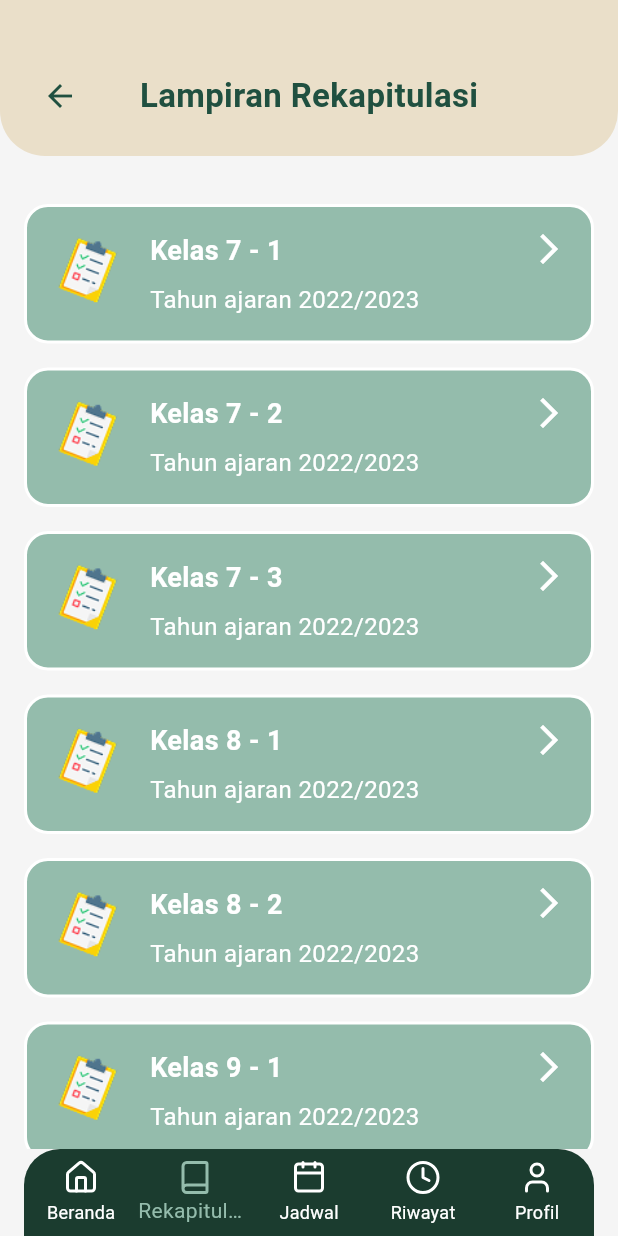
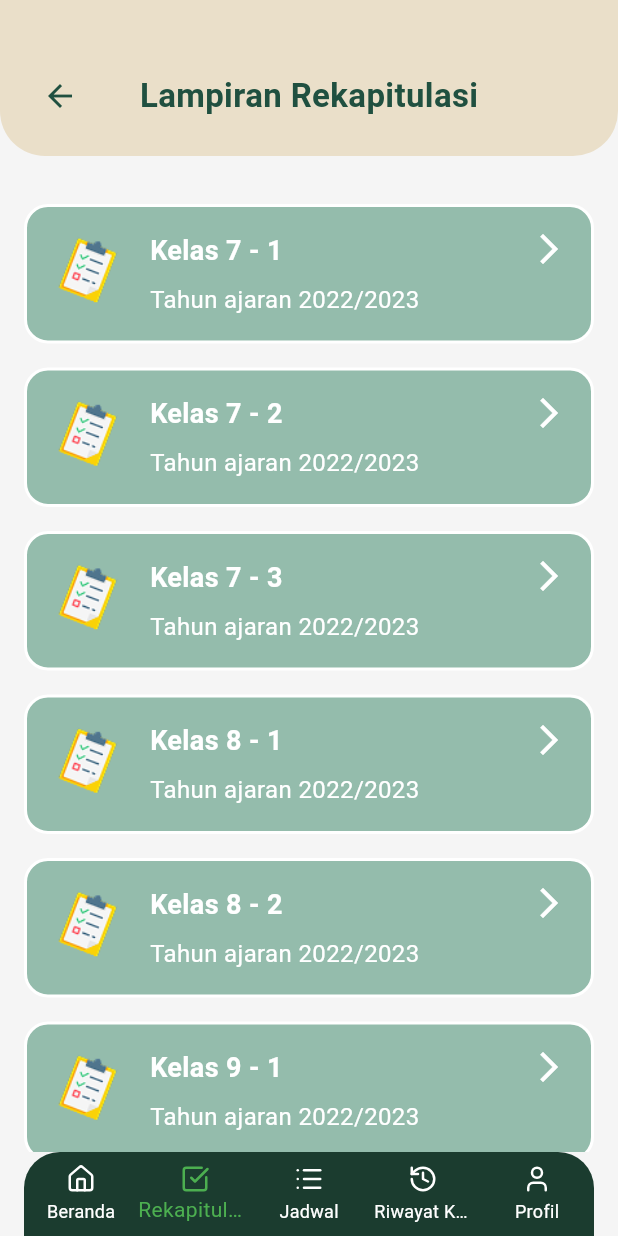
Before and after one commit to JonathanMatthewNalomSitorus/PA2_HadirIn, a Flutter app: the RekapitulasiGuru screen opened directly, on a phone screen of 412 x 824 dp. Run offline on Flutter 3.47's test engine with Material 3 defaults, Android fonts, the phone set to English and light mode, and no system bars; our stand-ins replace fl_chart, lucide_icons.

Commit message:
tampilan
memperbaiki halaman rekapitulasi guru

```diff
--- a/lib/pages/guru/rekapitulasi_guru.dart
+++ b/lib/pages/guru/rekapitulasi_guru.dart
@@ -165,36 +165,27 @@ class _RekapitulasiGuruState extends State<RekapitulasiGuru> {
             child: BottomNavigationBar(
               backgroundColor: const Color(0xFF1B3C2F),
               type: BottomNavigationBarType.fixed,
-            selectedItemColor: const Color(0xFF94BCAC),
+              selectedItemColor: Colors.green,
               unselectedItemColor: Colors.white,
               elevation: 0,
               currentIndex: _selectedIndex,
               onTap: _onItemTapped,
               items: const [
                 BottomNavigationBarItem(
-                icon: Icon(LucideIcons.home),
-                label: 'Beranda',
-              ),
+                    icon: Icon(LucideIcons.home, size: 20), label: 'Beranda'),
                 BottomNavigationBarItem(
-                icon: Icon(LucideIcons.book),
-                label: 'Rekapitulasi',
-              ),
+                    icon: Icon(LucideIcons.checkSquare, size: 20),
+                    label: 'Rekapitulasi'),
                 BottomNavigationBarItem(
-                icon: Icon(LucideIcons.calendar),
-                label: 'Jadwal',
-              ),
+                    icon: Icon(LucideIcons.list, size: 20), label: 'Jadwal'),
                 BottomNavigationBarItem(
-                icon: Icon(LucideIcons.clock),
-                label: 'Riwayat',
-              ),
+                    icon: Icon(LucideIcons.history, size: 20),
+                    label: 'Riwayat Kehadiran'),
                 BottomNavigationBarItem(
-                icon: Icon(LucideIcons.user),
-                label: 'Profil',
-              ),
+                    icon: Icon(LucideIcons.user, size: 20), label: 'Profil'),
               ],
             ),
-        ),
-      ),
+          )),
     );
   }
 }
```
Lines whose indentation alone changed are shown as unchanged.
